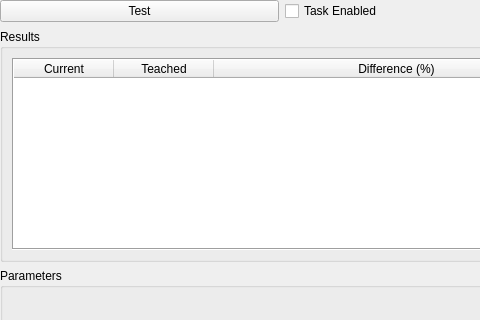
Qt form AcfSln/Include/iqtipr/CColorPatternComparatorGuiComp.ui (ImagingTools/AcfPublic) before a commit; both pictures show x 0 to 480 and y 0 to 320 of the 593 by 411 pixel window.
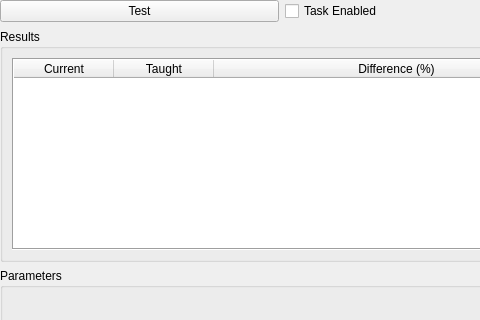
The same form after that commit. Icons and pictures are not drawn.

Diff of the .ui file:
```diff
--- a/AcfSln/Include/iqtipr/CColorPatternComparatorGuiComp.ui
+++ b/AcfSln/Include/iqtipr/CColorPatternComparatorGuiComp.ui
@@ -149,7 +149,7 @@
         </column>
         <column>
          <property name="text">
-          <string>Teached</string>
+          <string>Taught</string>
          </property>
         </column>
         <column>
```
